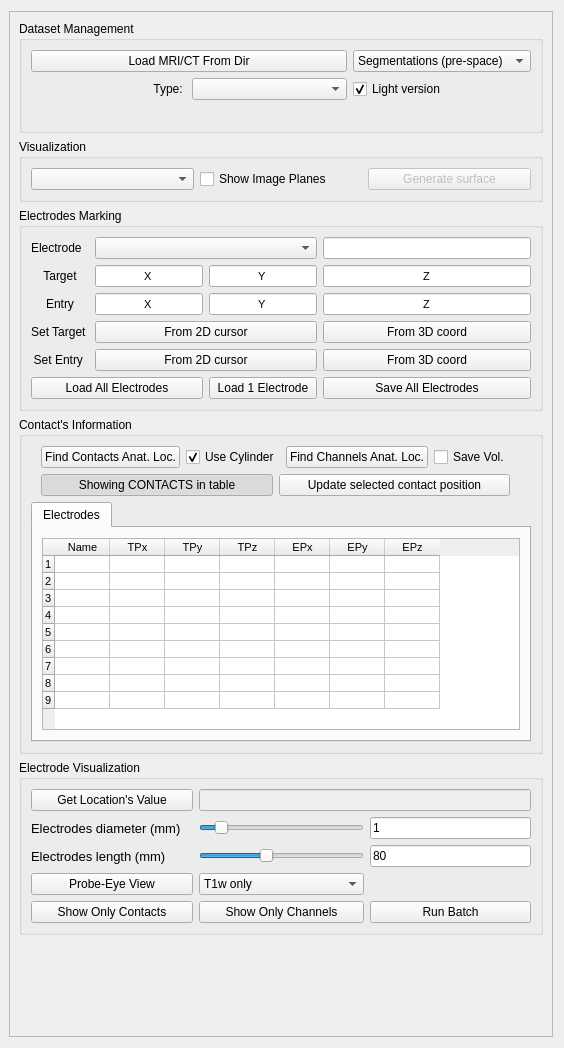
Before: the Qt Designer form SEEGAtlas/SEEGAtlasWidget.ui in IbisNeuronav/IbisPluginsExtraSEEG, drawn with Qt 5.
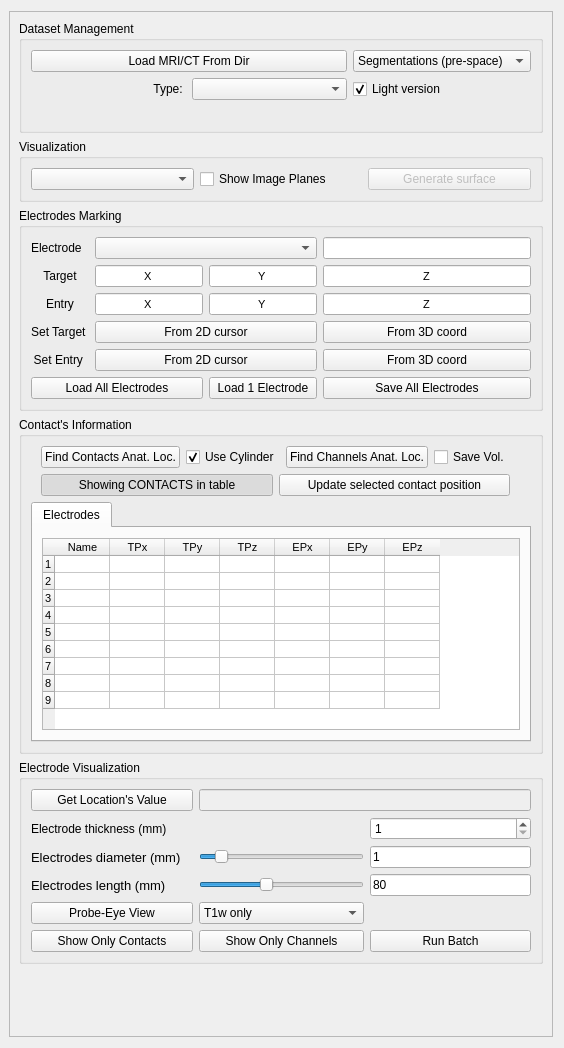
After: the same form once the commit is applied.

What changed in the file:
```diff
--- a/SEEGAtlas/SEEGAtlasWidget.ui
+++ b/SEEGAtlas/SEEGAtlasWidget.ui
@@ -708,106 +708,14 @@
          <layout class="QVBoxLayout" name="verticalLayout_3">
           <item>
            <layout class="QGridLayout" name="gridLayout">
-            <item row="1" column="1">
-             <widget class="QSlider" name="horizontalSliderCylRadius">
-              <property name="sizePolicy">
-               <sizepolicy hsizetype="Preferred" vsizetype="Preferred">
-                <horstretch>0</horstretch>
-                <verstretch>0</verstretch>
-               </sizepolicy>
-              </property>
-              <property name="value">
-               <number>10</number>
-              </property>
-              <property name="orientation">
-               <enum>Qt::Horizontal</enum>
-              </property>
-             </widget>
-            </item>
-            <item row="2" column="0">
-             <widget class="QLabel" name="label_6">
-              <property name="font">
-               <font>
-                <pointsize>10</pointsize>
-               </font>
-              </property>
+            <item row="5" column="1">
+             <widget class="QPushButton" name="pushButtonShowOnlyChannels">
               <property name="text">
-               <string>Electrodes length (mm)</string>
-              </property>
-             </widget>
-            </item>
-            <item row="0" column="1" colspan="2">
-             <widget class="QLineEdit" name="lineEditLocationValue">
-              <property name="enabled">
-               <bool>false</bool>
+               <string>Show Only Channels</string>
               </property>
              </widget>
             </item>
             <item row="3" column="1">
-             <widget class="QComboBox" name="comboBoxProbeEyeSelect">
-              <property name="sizePolicy">
-               <sizepolicy hsizetype="Minimum" vsizetype="Preferred">
-                <horstretch>0</horstretch>
-                <verstretch>0</verstretch>
-               </sizepolicy>
-              </property>
-              <item>
-               <property name="text">
-                <string>T1w only</string>
-               </property>
-              </item>
-              <item>
-               <property name="text">
-                <string>Multi-Modal (T1,Gd,CTA)</string>
-               </property>
-              </item>
-              <item>
-               <property name="text">
-                <string>T1w-CTA only</string>
-               </property>
-              </item>
-              <item>
-               <property name="text">
-                <string>T1w-Gd only</string>
-               </property>
-              </item>
-              <item>
-               <property name="text">
-                <string>All Angios(Gd,CTA)</string>
-               </property>
-              </item>
-             </widget>
-            </item>
-            <item row="3" column="0">
-             <widget class="QPushButton" name="pushButtonProbeEye">
-              <property name="sizePolicy">
-               <sizepolicy hsizetype="Minimum" vsizetype="Preferred">
-                <horstretch>0</horstretch>
-                <verstretch>0</verstretch>
-               </sizepolicy>
-              </property>
-              <property name="text">
-               <string>Probe-Eye View</string>
-              </property>
-             </widget>
-            </item>
-            <item row="1" column="2">
-             <widget class="QLineEdit" name="lineEditCylRadius">
-              <property name="sizePolicy">
-               <sizepolicy hsizetype="Preferred" vsizetype="Preferred">
-                <horstretch>0</horstretch>
-                <verstretch>0</verstretch>
-               </sizepolicy>
-              </property>
-              <property name="text">
-               <string>1</string>
-              </property>
-              <property name="readOnly">
-               <bool>false</bool>
-              </property>
-             </widget>
-            </item>
-            <item row="2" column="1">
              <widget class="QSlider" name="horizontalSliderCylinderLength">
               <property name="sizePolicy">
                <sizepolicy hsizetype="Preferred" vsizetype="Preferred">
@@ -829,22 +737,6 @@
               </property>
              </widget>
             </item>
-            <item row="2" column="2">
-             <widget class="QLineEdit" name="lineEditCylinderLength">
-              <property name="sizePolicy">
-               <sizepolicy hsizetype="Preferred" vsizetype="Preferred">
-                <horstretch>0</horstretch>
-                <verstretch>0</verstretch>
-               </sizepolicy>
-              </property>
-              <property name="text">
-               <string>80</string>
-              </property>
-              <property name="readOnly">
-               <bool>false</bool>
-              </property>
-             </widget>
-            </item>
             <item row="0" column="0">
              <widget class="QPushButton" name="pushButtonLocationValue">
               <property name="toolTip">
@@ -855,7 +747,81 @@
               </property>
              </widget>
             </item>
-            <item row="1" column="0">
+            <item row="2" column="1">
+             <widget class="QSlider" name="horizontalSliderCylRadius">
+              <property name="sizePolicy">
+               <sizepolicy hsizetype="Preferred" vsizetype="Preferred">
+                <horstretch>0</horstretch>
+                <verstretch>0</verstretch>
+               </sizepolicy>
+              </property>
+              <property name="value">
+               <number>10</number>
+              </property>
+              <property name="orientation">
+               <enum>Qt::Horizontal</enum>
+              </property>
+             </widget>
+            </item>
+            <item row="3" column="2">
+             <widget class="QLineEdit" name="lineEditCylinderLength">
+              <property name="sizePolicy">
+               <sizepolicy hsizetype="Preferred" vsizetype="Preferred">
+                <horstretch>0</horstretch>
+                <verstretch>0</verstretch>
+               </sizepolicy>
+              </property>
+              <property name="text">
+               <string>80</string>
+              </property>
+              <property name="readOnly">
+               <bool>false</bool>
+              </property>
+             </widget>
+            </item>
+            <item row="4" column="1">
+             <widget class="QComboBox" name="comboBoxProbeEyeSelect">
+              <property name="sizePolicy">
+               <sizepolicy hsizetype="Minimum" vsizetype="Preferred">
+                <horstretch>0</horstretch>
+                <verstretch>0</verstretch>
+               </sizepolicy>
+              </property>
+              <item>
+               <property name="text">
+                <string>T1w only</string>
+               </property>
+              </item>
+              <item>
+               <property name="text">
+                <string>Multi-Modal (T1,Gd,CTA)</string>
+               </property>
+              </item>
+              <item>
+               <property name="text">
+                <string>T1w-CTA only</string>
+               </property>
+              </item>
+              <item>
+               <property name="text">
+                <string>T1w-Gd only</string>
+               </property>
+              </item>
+              <item>
+               <property name="text">
+                <string>All Angios(Gd,CTA)</string>
+               </property>
+              </item>
+             </widget>
+            </item>
+            <item row="0" column="1" colspan="2">
+             <widget class="QLineEdit" name="lineEditLocationValue">
+              <property name="enabled">
+               <bool>false</bool>
+              </property>
+             </widget>
+            </item>
+            <item row="2" column="0">
              <widget class="QLabel" name="label_3">
               <property name="font">
                <font>
@@ -867,24 +833,75 @@
               </property>
              </widget>
             </item>
+            <item row="5" column="2">
+             <widget class="QPushButton" name="pushButtonBatch">
+              <property name="text">
+               <string>Run Batch</string>
+              </property>
+             </widget>
+            </item>
+            <item row="2" column="2">
+             <widget class="QLineEdit" name="lineEditCylRadius">
+              <property name="sizePolicy">
+               <sizepolicy hsizetype="Preferred" vsizetype="Preferred">
+                <horstretch>0</horstretch>
+                <verstretch>0</verstretch>
+               </sizepolicy>
+              </property>
+              <property name="text">
+               <string>1</string>
+              </property>
+              <property name="readOnly">
+               <bool>false</bool>
+              </property>
+             </widget>
+            </item>
             <item row="4" column="0">
+             <widget class="QPushButton" name="pushButtonProbeEye">
+              <property name="sizePolicy">
+               <sizepolicy hsizetype="Minimum" vsizetype="Preferred">
+                <horstretch>0</horstretch>
+                <verstretch>0</verstretch>
+               </sizepolicy>
+              </property>
+              <property name="text">
+               <string>Probe-Eye View</string>
+              </property>
+             </widget>
+            </item>
+            <item row="3" column="0">
+             <widget class="QLabel" name="label_6">
+              <property name="font">
+               <font>
+                <pointsize>10</pointsize>
+               </font>
+              </property>
+              <property name="text">
+               <string>Electrodes length (mm)</string>
+              </property>
+             </widget>
+            </item>
+            <item row="5" column="0">
              <widget class="QPushButton" name="pushButtonShowOnlyContacts">
               <property name="text">
                <string>Show Only Contacts</string>
               </property>
              </widget>
             </item>
-            <item row="4" column="1">
-             <widget class="QPushButton" name="pushButtonShowOnlyChannels">
+            <item row="1" column="0">
+             <widget class="QLabel" name="label_7">
               <property name="text">
-               <string>Show Only Channels</string>
+               <string>Electrode thickness (mm)</string>
               </property>
              </widget>
             </item>
-            <item row="4" column="2">
-             <widget class="QPushButton" name="pushButtonBatch">
-              <property name="text">
-               <string>Run Batch</string>
+            <item row="1" column="2">
+             <widget class="QSpinBox" name="spinBoxElectrodeLineThickness">
+              <property name="minimum">
+               <number>1</number>
+              </property>
+              <property name="maximum">
+               <number>10</number>
               </property>
              </widget>
             </item>
```
